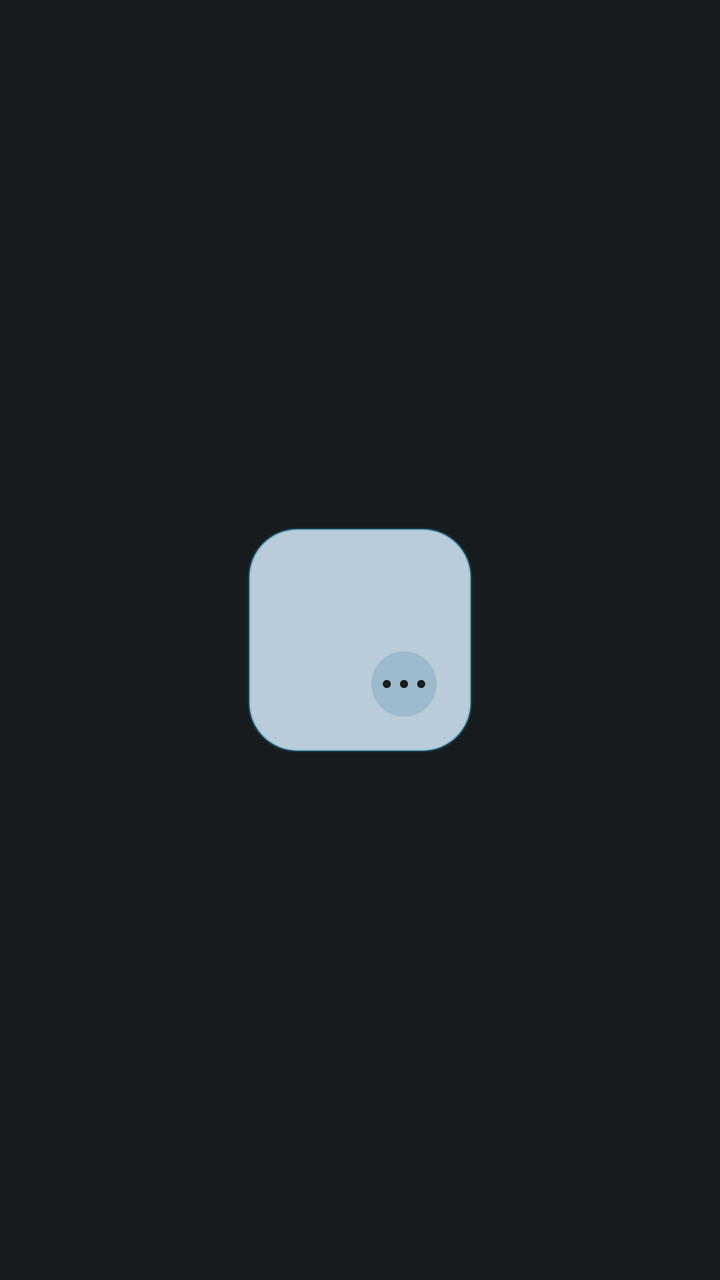
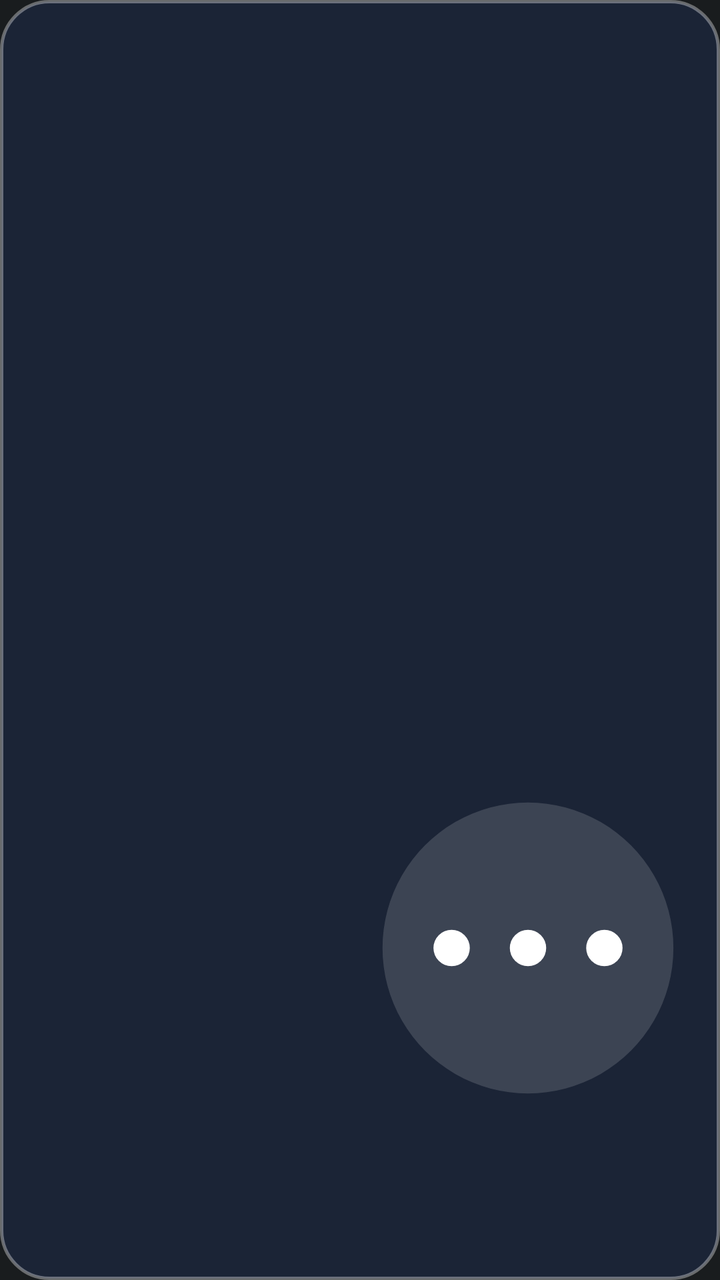

An Android layout rendered at two revisions. The XML below is the earlier revision; the diff shows what the commit changed to produce the second picture.
<!-- AndroidManifest.xml: application theme Theme.MyApplication -->
<!-- res/layout/widget_folder_preview.xml -->
<?xml version="1.0" encoding="utf-8"?>
<FrameLayout xmlns:android="http://schemas.android.com/apk/res/android"
    android:layout_width="match_parent"
    android:layout_height="match_parent"
    android:padding="6dp">

    <LinearLayout
        android:id="@+id/preview_card"
        android:layout_width="112dp"
        android:layout_height="112dp"
        android:layout_gravity="center"
        android:background="@drawable/widget_bg_dynamic"
        android:orientation="vertical"
        android:padding="12dp">

        <LinearLayout
            android:layout_width="match_parent"
            android:layout_height="0dp"
            android:layout_weight="1"
            android:gravity="center"
            android:orientation="horizontal">

            <ImageView
                android:id="@+id/preview_slot_1"
                android:layout_width="36dp"
                android:layout_height="36dp"
                android:layout_margin="4dp"
                android:contentDescription="@null"
                android:scaleType="fitCenter"
                android:src="@mipmap/ic_launcher" />

            <ImageView
                android:id="@+id/preview_slot_2"
                android:layout_width="36dp"
                android:layout_height="36dp"
                android:layout_margin="4dp"
                android:contentDescription="@null"
                android:scaleType="fitCenter"
                android:src="@mipmap/ic_launcher" />
        </LinearLayout>

        <LinearLayout
            android:layout_width="match_parent"
            android:layout_height="0dp"
            android:layout_weight="1"
            android:gravity="center"
            android:orientation="horizontal">

            <ImageView
                android:id="@+id/preview_slot_3"
                android:layout_width="36dp"
                android:layout_height="36dp"
                android:layout_margin="4dp"
                android:contentDescription="@null"
                android:scaleType="fitCenter"
                android:src="@mipmap/ic_launcher" />

            <ImageView
                android:id="@+id/preview_slot_4"
                android:layout_width="36dp"
                android:layout_height="36dp"
                android:layout_margin="4dp"
                android:contentDescription="@null"
                android:scaleType="fitCenter"
                android:src="@drawable/ic_more_dots_dynamic" />
        </LinearLayout>
    </LinearLayout>
</FrameLayout>
<!-- resources referenced by this layout -->
<resources>
  <!-- drawable ic_more_dots_dynamic (drawable) -->
  <?xml version="1.0" encoding="utf-8"?>
  <vector xmlns:android="http://schemas.android.com/apk/res/android"
      android:width="44dp"
      android:height="44dp"
      android:viewportWidth="44"
      android:viewportHeight="44">
      <path
          android:fillColor="@color/widget_dynamic_dots_bg"
          android:pathData="M22,2 A20,20 0 1 1 21.99,2 Z" />
      <path
          android:fillColor="@color/widget_dynamic_dots"
          android:pathData="M14,22a2.5,2.5 0 1,1 -5,0a2.5,2.5 0 0,1 5,0z" />
      <path
          android:fillColor="@color/widget_dynamic_dots"
          android:pathData="M24.5,22a2.5,2.5 0 1,1 -5,0a2.5,2.5 0 0,1 5,0z" />
      <path
          android:fillColor="@color/widget_dynamic_dots"
          android:pathData="M35,22a2.5,2.5 0 1,1 -5,0a2.5,2.5 0 0,1 5,0z" />
  </vector>
  <!-- drawable widget_bg_dynamic (drawable) -->
  <?xml version="1.0" encoding="utf-8"?>
  <shape xmlns:android="http://schemas.android.com/apk/res/android"
      android:shape="rectangle">
      <corners android:radius="24dp" />
      <solid android:color="#E61E293B" />
      <stroke
          android:width="1.2dp"
          android:color="#4D818CF8" />
  </shape>
  <!-- mipmap ic_launcher (mipmap-anydpi-v26) -->
  <?xml version="1.0" encoding="utf-8"?>
  <adaptive-icon xmlns:android="http://schemas.android.com/apk/res/android">
      <background android:drawable="@drawable/ic_launcher_background" />
      <foreground android:drawable="@drawable/ic_launcher_foreground" />
      <monochrome android:drawable="@drawable/ic_launcher_monochrome" />
  </adaptive-icon>
  <style name="Theme.MyApplication" parent="android:Theme.DeviceDefault.NoActionBar" />
  <color name="widget_dynamic_dots_bg">#26FFFFFF</color>
  <color name="widget_dynamic_dots">#FFFFFFFF</color>
  <!-- drawable ic_launcher_background (drawable) -->
  <?xml version="1.0" encoding="utf-8"?>
  <vector xmlns:android="http://schemas.android.com/apk/res/android"
      xmlns:aapt="http://schemas.android.com/aapt"
      android:width="108dp"
      android:height="108dp"
      android:viewportWidth="108"
      android:viewportHeight="108">
      <path android:pathData="M0,0h108v108h-108z">
          <aapt:attr name="android:fillColor">
              <gradient
                  android:type="linear"
                  android:startX="0"
                  android:startY="0"
                  android:endX="108"
                  android:endY="108">
                  <item android:color="#FF1E293B" android:offset="0.0" />
                  <item android:color="#FF0F172A" android:offset="1.0" />
              </gradient>
          </aapt:attr>
      </path>
  </vector>
  <!-- unchanged entries left out for length: 2 -->
</resources>

<!-- the commit's change to res/layout/widget_folder_preview.xml (unified diff, before → after) -->
@@ -1,68 +1,67 @@
 <?xml version="1.0" encoding="utf-8"?>
-<FrameLayout xmlns:android="http://schemas.android.com/apk/res/android"
+<LinearLayout xmlns:android="http://schemas.android.com/apk/res/android"
+    android:id="@+id/preview_card"
     android:layout_width="match_parent"
     android:layout_height="match_parent"
-    android:padding="6dp">
+    android:minWidth="120dp"
+    android:minHeight="120dp"
+    android:background="@drawable/widget_preview_card_bg"
+    android:orientation="vertical"
+    android:padding="12dp">
 
     <LinearLayout
-        android:id="@+id/preview_card"
-        android:layout_width="112dp"
-        android:layout_height="112dp"
-        android:layout_gravity="center"
-        android:background="@drawable/widget_bg_dynamic"
-        android:orientation="vertical"
-        android:padding="12dp">
+        android:layout_width="match_parent"
+        android:layout_height="0dp"
+        android:layout_weight="1"
+        android:gravity="center"
+        android:orientation="horizontal">
 
-        <LinearLayout
-            android:layout_width="match_parent"
-            android:layout_height="0dp"
+        <ImageView
+            android:id="@+id/preview_slot_1"
+            android:layout_width="0dp"
+            android:layout_height="match_parent"
             android:layout_weight="1"
-            android:gravity="center"
-            android:orientation="horizontal">
+            android:layout_margin="4dp"
+            android:contentDescription="@null"
+            android:scaleType="fitCenter"
+            android:src="@mipmap/ic_launcher_round" />
 
-            <ImageView
-                android:id="@+id/preview_slot_1"
-                android:layout_width="36dp"
-                android:layout_height="36dp"
-                android:layout_margin="4dp"
-                android:contentDescription="@null"
-                android:scaleType="fitCenter"
-                android:src="@mipmap/ic_launcher" />
+        <ImageView
+            android:id="@+id/preview_slot_2"
+            android:layout_width="0dp"
+            android:layout_height="match_parent"
+            android:layout_weight="1"
+            android:layout_margin="4dp"
+            android:contentDescription="@null"
+            android:scaleType="fitCenter"
+            android:src="@mipmap/ic_launcher" />
+    </LinearLayout>
 
-            <ImageView
-                android:id="@+id/preview_slot_2"
-                android:layout_width="36dp"
-                android:layout_height="36dp"
-                android:layout_margin="4dp"
-                android:contentDescription="@null"
-                android:scaleType="fitCenter"
-                android:src="@mipmap/ic_launcher" />
-        </LinearLayout>
+    <LinearLayout
+        android:layout_width="match_parent"
+        android:layout_height="0dp"
+        android:layout_weight="1"
+        android:gravity="center"
+        android:orientation="horizontal">
 
-        <LinearLayout
-            android:layout_width="match_parent"
-            android:layout_height="0dp"
+        <ImageView
+            android:id="@+id/preview_slot_3"
+            android:layout_width="0dp"
+            android:layout_height="match_parent"
             android:layout_weight="1"
-            android:gravity="center"
-            android:orientation="horizontal">
+            android:layout_margin="4dp"
+            android:contentDescription="@null"
+            android:scaleType="fitCenter"
+            android:src="@mipmap/ic_launcher_round" />
 
-            <ImageView
-                android:id="@+id/preview_slot_3"
-                android:layout_width="36dp"
-                android:layout_height="36dp"
-                android:layout_margin="4dp"
-                android:contentDescription="@null"
-                android:scaleType="fitCenter"
-                android:src="@mipmap/ic_launcher" />
-
-            <ImageView
-                android:id="@+id/preview_slot_4"
-                android:layout_width="36dp"
-                android:layout_height="36dp"
-                android:layout_margin="4dp"
-                android:contentDescription="@null"
-                android:scaleType="fitCenter"
-                android:src="@drawable/ic_more_dots_dynamic" />
-        </LinearLayout>
+        <ImageView
+            android:id="@+id/preview_slot_4"
+            android:layout_width="0dp"
+            android:layout_height="match_parent"
+            android:layout_weight="1"
+            android:layout_margin="4dp"
+            android:contentDescription="@null"
+            android:scaleType="fitCenter"
+            android:src="@drawable/ic_more_dots" />
     </LinearLayout>
-</FrameLayout>
+</LinearLayout>
<!-- resource entries referenced after the edit -->
@@ -1,34 +1,36 @@
 <!-- resources referenced by this layout -->
 <resources>
-  <!-- drawable ic_more_dots_dynamic (drawable) -->
+  <!-- drawable ic_more_dots (drawable) -->
   <?xml version="1.0" encoding="utf-8"?>
   <vector xmlns:android="http://schemas.android.com/apk/res/android"
       android:width="44dp"
       android:height="44dp"
       android:viewportWidth="44"
       android:viewportHeight="44">
+      
       <path
-          android:fillColor="@color/widget_dynamic_dots_bg"
+          android:fillColor="#26FFFFFF"
           android:pathData="M22,2 A20,20 0 1 1 21.99,2 Z" />
+      
       <path
-          android:fillColor="@color/widget_dynamic_dots"
+          android:fillColor="#FFFFFFFF"
           android:pathData="M14,22a2.5,2.5 0 1,1 -5,0a2.5,2.5 0 0,1 5,0z" />
       <path
-          android:fillColor="@color/widget_dynamic_dots"
+          android:fillColor="#FFFFFFFF"
           android:pathData="M24.5,22a2.5,2.5 0 1,1 -5,0a2.5,2.5 0 0,1 5,0z" />
       <path
-          android:fillColor="@color/widget_dynamic_dots"
+          android:fillColor="#FFFFFFFF"
           android:pathData="M35,22a2.5,2.5 0 1,1 -5,0a2.5,2.5 0 0,1 5,0z" />
   </vector>
-  <!-- drawable widget_bg_dynamic (drawable) -->
+  <!-- drawable widget_preview_card_bg (drawable) -->
   <?xml version="1.0" encoding="utf-8"?>
   <shape xmlns:android="http://schemas.android.com/apk/res/android"
       android:shape="rectangle">
       <corners android:radius="24dp" />
-      <solid android:color="#E61E293B" />
+      <solid android:color="#FF1B2436" />
       <stroke
-          android:width="1.2dp"
-          android:color="#4D818CF8" />
+          android:width="1.5dp"
+          android:color="#59FFFFFF" />
   </shape>
   <!-- mipmap ic_launcher (mipmap-anydpi-v26) -->
   <?xml version="1.0" encoding="utf-8"?>
@@ -37,9 +39,14 @@
       <foreground android:drawable="@drawable/ic_launcher_foreground" />
       <monochrome android:drawable="@drawable/ic_launcher_monochrome" />
   </adaptive-icon>
+  <!-- mipmap ic_launcher_round (mipmap-anydpi-v26) -->
+  <?xml version="1.0" encoding="utf-8"?>
+  <adaptive-icon xmlns:android="http://schemas.android.com/apk/res/android">
+      <background android:drawable="@drawable/ic_launcher_background" />
+      <foreground android:drawable="@drawable/ic_launcher_foreground" />
+      <monochrome android:drawable="@drawable/ic_launcher_monochrome" />
+  </adaptive-icon>
   <style name="Theme.MyApplication" parent="android:Theme.DeviceDefault.NoActionBar" />
-  <color name="widget_dynamic_dots_bg">#26FFFFFF</color>
-  <color name="widget_dynamic_dots">#FFFFFFFF</color>
   <!-- drawable ic_launcher_background (drawable) -->
   <?xml version="1.0" encoding="utf-8"?>
   <vector xmlns:android="http://schemas.android.com/apk/res/android"
